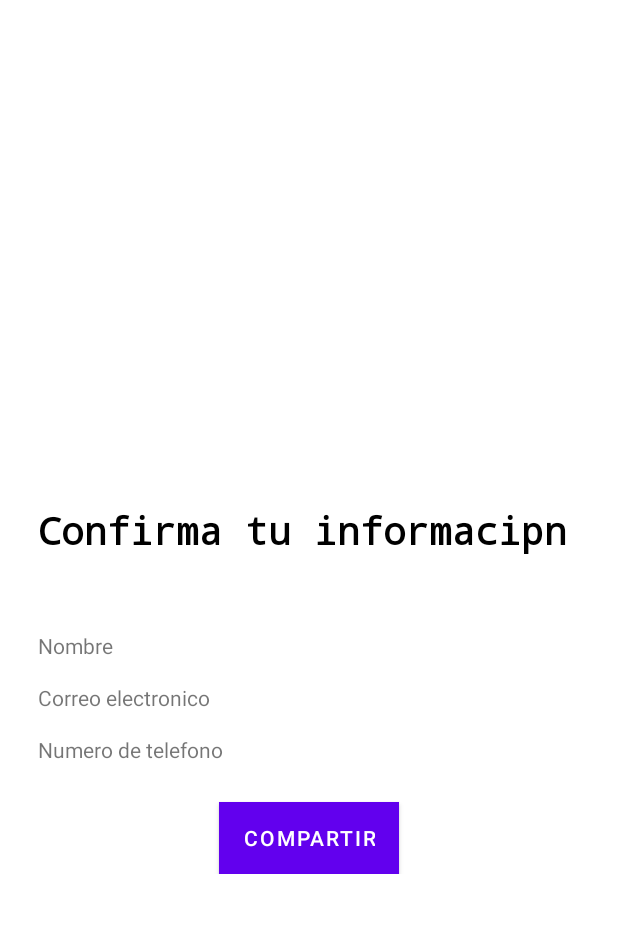
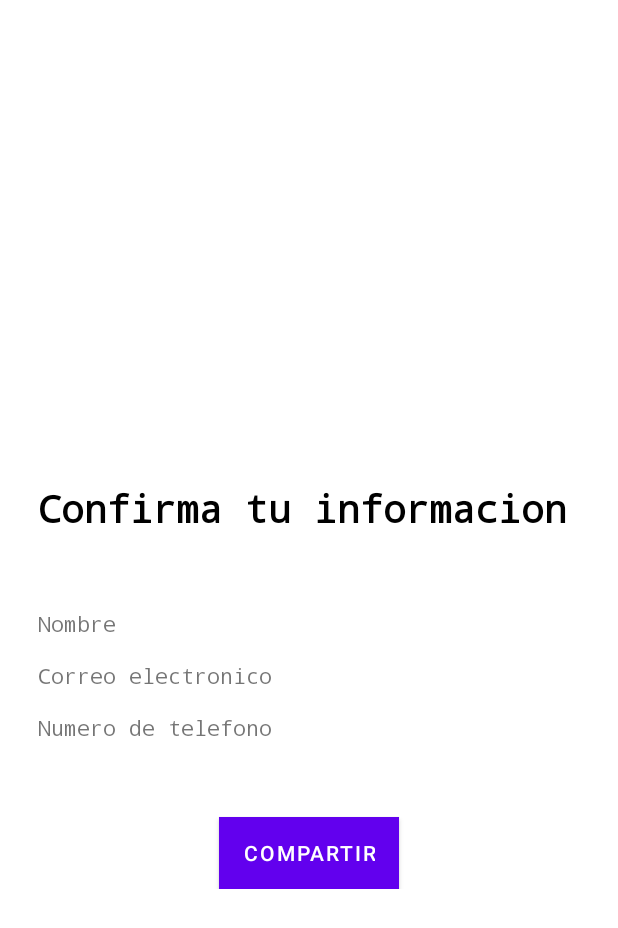
Before and after one commit to Alexandra-Rivera/Laboratorios-PDM, an Android app: the screen it shows after launch (Activity2), after a tap on "GUARDAR", on a phone screen of 412 x 824 dp. Shown: the top 928 px of the screen. Run offline under Robolectric (Android 15) with nearby library versions, the phone set to English and light mode, and no system bars.

Commit message:
:memo: Laboratorio 04 Intent cambios

```diff
--- a/Labo04Intent/app/src/main/res/layout/activity_2.xml
+++ b/Labo04Intent/app/src/main/res/layout/activity_2.xml
@@ -12,7 +12,7 @@
         android:layout_height="wrap_content"
         android:gravity="center"
         android:orientation="vertical"
-        android:padding="25dp"
+        android:padding="@dimen/paddingLinearLayout"
         app:layout_constraintBottom_toBottomOf="parent"
         app:layout_constraintEnd_toEndOf="parent"
         app:layout_constraintHorizontal_bias="0.0"
@@ -35,13 +35,15 @@
             android:layout_width="match_parent"
             android:layout_height="wrap_content"
             android:orientation="horizontal"
-            android:paddingBottom="15dp">
+            android:fontFamily="monospace"
+            android:paddingBottom="@dimen/paddingBottomLinearLayout">
 
             <TextView
                 android:id="@+id/textviewNombreR"
                 android:layout_width="match_parent"
                 android:layout_height="wrap_content"
                 android:layout_weight="1"
+                android:fontFamily="monospace"
                 android:text="@string/nombre" />
 
             <TextView
@@ -49,19 +51,23 @@
                 android:layout_width="match_parent"
                 android:layout_height="wrap_content"
                 android:layout_weight="1"
-                android:text="TextView" />
+                android:text="TextView"
+                android:fontFamily="monospace"
+                android:gravity="center"
+                />
         </LinearLayout>
 
         <LinearLayout
             android:layout_width="match_parent"
             android:layout_height="wrap_content"
-            android:paddingBottom="15dp">
+            android:paddingBottom="@dimen/paddingBottomLinearLayout">
 
             <TextView
                 android:id="@+id/textviewCorreoR"
                 android:layout_width="match_parent"
                 android:layout_height="wrap_content"
                 android:layout_weight="1"
+                android:fontFamily="monospace"
                 android:text="@string/correo_electronico" />
 
             <TextView
@@ -69,26 +75,34 @@
                 android:layout_width="match_parent"
                 android:layout_height="wrap_content"
                 android:layout_weight="1"
-                android:text="TextView" />
+                android:text="TextView"
+                android:fontFamily="monospace"
+                android:gravity="center"
+                />
         </LinearLayout>
 
         <LinearLayout
             android:layout_width="match_parent"
             android:layout_height="wrap_content"
-            android:paddingBottom="25dp">
+            android:paddingBottom="@dimen/lastLLPaddingBottom">
 
             <TextView
                 android:id="@+id/textviewNumeroR"
                 android:layout_width="match_parent"
                 android:layout_height="wrap_content"
                 android:layout_weight="1"
-                android:text="@string/numero_de_telefono" />
+                android:fontFamily="monospace"
+                android:text="@string/numero_de_telefono"
+                />
 
             <TextView
                 android:id="@+id/textViewNumero"
                 android:layout_width="match_parent"
                 android:layout_height="wrap_content"
                 android:layout_weight="1"
+                android:text="TextVIew"
+                android:fontFamily="monospace"
+                android:gravity="center"
                 />
         </LinearLayout>
 
--- /dev/null
+++ b/Labo04Intent/app/src/main/res/values/dimens.xml
@@ -0,0 +1,10 @@
+<?xml version="1.0" encoding="utf-8"?>
+<resources>
+    <dimen name="paddingLinearLayout">25dp</dimen>
+    <dimen name="paddingBottomLinearLayout">15dp</dimen>
+    <dimen name="lastLLPaddingBottom">50dp</dimen>
+    <dimen name="titleTextSIze">25sp</dimen>
+    <dimen name="titlemarginbotton">15dp</dimen>
+    <dimen name="textinputmarginbottom">15dp</dimen>
+    <dimen name="buttonmargintop">25dp</dimen>
+</resources>
--- a/Labo04Intent/app/src/main/res/values/strings.xml
+++ b/Labo04Intent/app/src/main/res/values/strings.xml
@@ -6,6 +6,6 @@
     <string name="nombre">Nombre</string>
     <string name="guardar">guardar</string>
     <string name="nombre2">Nombre</string>
-    <string name="confirma_tu_informacipn">Confirma tu informacipn</string>
+    <string name="confirma_tu_informacipn">Confirma tu informacion</string>
     <string name="compartir">Compartir</string>
 </resources>
```
Also changed, not shown: Labo04Intent/app/src/main/res/layout/activity_main.xml (+12 -6 lines).
